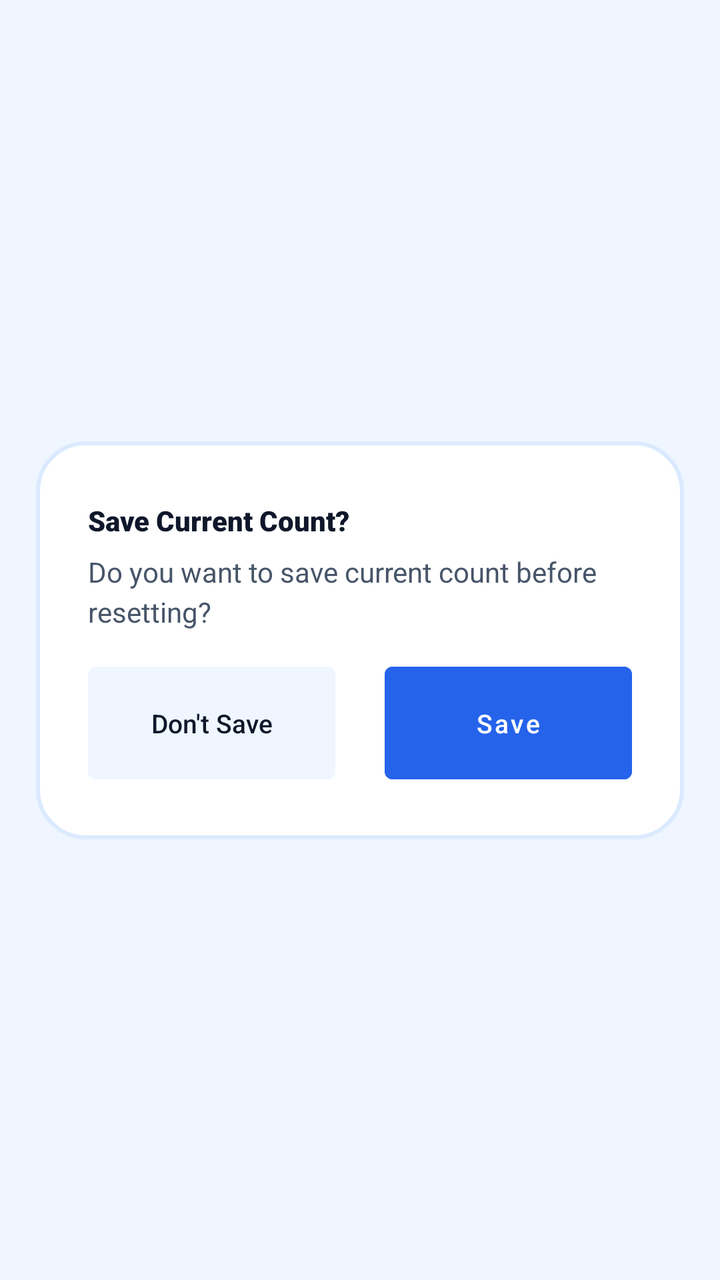
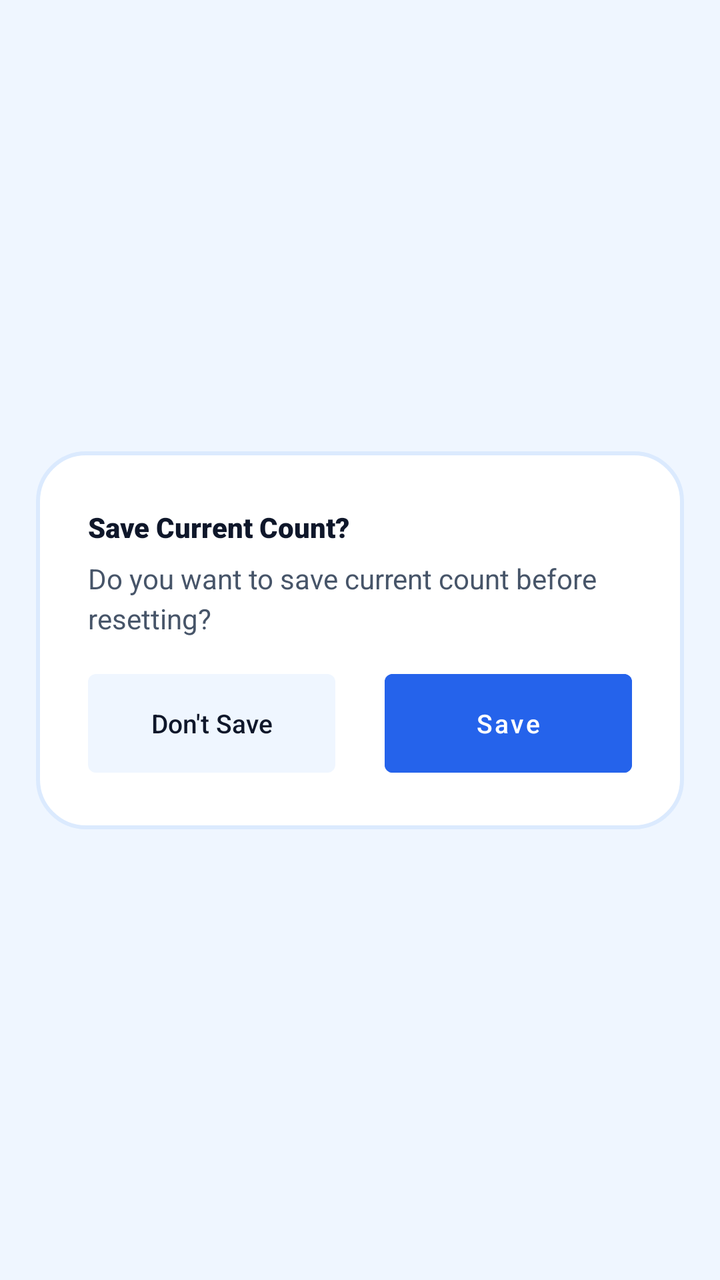

Two renders of the same Android screen: before a commit and after it. Below are the layout's source before the change and the commit's diff.
<!-- AndroidManifest.xml: application theme Theme.SmartTasbeeh -->
<!-- res/layout/dialog_save_before_reset.xml -->
<?xml version="1.0" encoding="utf-8"?>
<androidx.constraintlayout.widget.ConstraintLayout xmlns:android="http://schemas.android.com/apk/res/android"
    xmlns:app="http://schemas.android.com/apk/res-auto"
    android:layout_width="match_parent"
    android:layout_height="wrap_content"
    android:layout_gravity="center">

    <androidx.constraintlayout.widget.ConstraintLayout
        android:id="@+id/dialogBox"
        android:layout_width="0dp"
        android:layout_height="wrap_content"
        android:background="@drawable/dialog_background_premium"
        app:layout_constraintWidth_percent="0.90"
        app:layout_constraintStart_toStartOf="parent"
        app:layout_constraintEnd_toEndOf="parent"
        app:layout_constraintTop_toTopOf="parent"
        app:layout_constraintBottom_toBottomOf="parent">

        <androidx.constraintlayout.widget.Guideline
            android:id="@+id/guideStart"
            android:layout_width="wrap_content"
            android:layout_height="wrap_content"
            android:orientation="vertical"
            app:layout_constraintGuide_percent="0.08" />

        <androidx.constraintlayout.widget.Guideline
            android:id="@+id/guideEnd"
            android:layout_width="wrap_content"
            android:layout_height="wrap_content"
            android:orientation="vertical"
            app:layout_constraintGuide_percent="0.92" />

        <androidx.constraintlayout.widget.Guideline
            android:id="@+id/guideTop"
            android:layout_width="wrap_content"
            android:layout_height="wrap_content"
            android:orientation="horizontal"
            app:layout_constraintGuide_percent="0.15" />

        <androidx.constraintlayout.widget.Guideline
            android:id="@+id/guideBottom"
            android:layout_width="wrap_content"
            android:layout_height="wrap_content"
            android:orientation="horizontal"
            app:layout_constraintGuide_percent="0.85" />

        <TextView
            android:id="@+id/tvTitle"
            android:layout_width="0dp"
            android:layout_height="wrap_content"
            android:text="@string/dialog_save_before_reset_title"
            android:fontFamily="sans-serif-black"
            android:textColor="@color/text_primary"
            app:layout_constraintStart_toStartOf="@id/guideStart"
            app:layout_constraintEnd_toEndOf="@id/guideEnd"
            app:layout_constraintTop_toTopOf="@id/guideTop"/>

        <Space
            android:id="@+id/spaceTitleToMessage"
            android:layout_width="0dp"
            android:layout_height="0dp"
            app:layout_constraintDimensionRatio="H,40:1"
            app:layout_constraintStart_toStartOf="@id/guideStart"
            app:layout_constraintEnd_toEndOf="@id/guideEnd"
            app:layout_constraintTop_toBottomOf="@id/tvTitle" />

        <TextView
            android:id="@+id/tvMessage"
            android:layout_width="0dp"
            android:layout_height="wrap_content"
            android:text="@string/dialog_save_before_reset_message"
            android:textColor="@color/text_secondary"
            android:lineSpacingMultiplier="1.2"
            app:layout_constraintStart_toStartOf="@id/guideStart"
            app:layout_constraintEnd_toEndOf="@id/guideEnd"
            app:layout_constraintTop_toBottomOf="@id/spaceTitleToMessage" />

        <Space
            android:id="@+id/spaceMessageToButtons"
            android:layout_width="0dp"
            android:layout_height="0dp"
            app:layout_constraintDimensionRatio="H,15:1"
            app:layout_constraintStart_toStartOf="@id/guideStart"
            app:layout_constraintEnd_toEndOf="@id/guideEnd"
            app:layout_constraintTop_toBottomOf="@id/tvMessage" />

        <androidx.constraintlayout.widget.ConstraintLayout
            android:layout_width="0dp"
            android:layout_height="wrap_content"
            app:layout_constraintStart_toStartOf="@id/guideStart"
            app:layout_constraintEnd_toEndOf="@id/guideEnd"
            app:layout_constraintTop_toBottomOf="@id/spaceMessageToButtons"
            app:layout_constraintBottom_toBottomOf="@id/guideBottom">

            <androidx.appcompat.widget.AppCompatButton
                android:id="@+id/btnDontSave"
                android:layout_width="0dp"
                android:layout_height="0dp"
                android:text="@string/dialog_dont_save"
                android:textAllCaps="false"
                android:textColor="@color/text_primary"
                android:background="@drawable/selector_cancel_save"
                android:stateListAnimator="@null"
                android:minHeight="48dp"
                app:autoSizeTextType="uniform"
                app:autoSizeMinTextSize="10sp"
                app:autoSizeMaxTextSize="13sp"
                app:layout_constraintHeight_min="48dp"
                app:layout_constraintWidth_max="280dp"
                app:layout_constraintDimensionRatio="H,2.2:1"
                app:layout_constraintStart_toStartOf="parent"
                app:layout_constraintTop_toTopOf="parent"
                app:layout_constraintBottom_toBottomOf="parent"
                app:layout_constraintEnd_toStartOf="@+id/buttonGap"
                app:layout_constraintHorizontal_weight="1"/>

            <Space
                android:id="@+id/buttonGap"
                android:layout_width="0dp"
                android:layout_height="0dp"
                app:layout_constraintHorizontal_weight="0.2"
                app:layout_constraintStart_toEndOf="@id/btnDontSave"
                app:layout_constraintEnd_toStartOf="@+id/btnSave"
                app:layout_constraintTop_toTopOf="parent"
                app:layout_constraintBottom_toBottomOf="parent" />

            <Button
                android:id="@+id/btnSave"
                android:layout_width="0dp"
                android:layout_height="0dp"
                android:text="@string/dialog_save_confirm"
                android:textAllCaps="false"
                android:textColor="@color/white"
                android:backgroundTint="@color/tasbeeh_blue_primary"
                style="@style/Widget.MaterialComponents.Button.UnelevatedButton"
                android:insetTop="0dp"
                android:insetBottom="0dp"
                android:minHeight="48dp"
                app:autoSizeTextType="uniform"
                app:autoSizeMinTextSize="10sp"
                app:autoSizeMaxTextSize="13sp"
                app:layout_constraintHeight_min="48dp"
                app:layout_constraintWidth_max="280dp"
                app:layout_constraintDimensionRatio="H,2.2:1"
                app:layout_constraintEnd_toEndOf="parent"
                app:layout_constraintTop_toTopOf="parent"
                app:layout_constraintBottom_toBottomOf="parent"
                app:layout_constraintStart_toEndOf="@id/buttonGap"
                app:layout_constraintHorizontal_weight="1"/>

        </androidx.constraintlayout.widget.ConstraintLayout>

    </androidx.constraintlayout.widget.ConstraintLayout>
</androidx.constraintlayout.widget.ConstraintLayout>
<!-- resources referenced by this layout -->
<resources>
  <color name="tasbeeh_blue_primary">#2563EB</color>
  <color name="text_primary">#0F172A</color>
  <color name="text_secondary">#475569</color>
  <color name="white">#FFFFFFFF</color>
  <!-- drawable dialog_background_premium (drawable) -->
  <?xml version="1.0" encoding="utf-8"?>
  <shape xmlns:android="http://schemas.android.com/apk/res/android"
      android:shape="rectangle">
      <solid android:color="@color/card_background"/>
      <corners android:radius="24dp"/>
      <stroke android:width="2dp"
          android:color="@color/card_stroke_color"/>
  </shape>
  <!-- drawable selector_cancel_save (drawable) -->
  <?xml version="1.0" encoding="utf-8"?>
  <selector xmlns:android="http://schemas.android.com/apk/res/android">
      <item android:state_pressed="true">
          <shape android:shape="rectangle">
              <solid android:color="@color/cancel_btn_pressed_red"/> 
              <corners android:radius="4dp"/>
          </shape>
      </item>
      <item>
          <shape android:shape="rectangle">
              <solid android:color="@color/icon_btn_bg"/> 
              <corners android:radius="4dp"/>
          </shape>
      </item>
  </selector>
  <string name="dialog_dont_save">Don\'t Save</string>
  <string name="dialog_save_before_reset_message">Do you want to save current count before resetting?</string>
  <string name="dialog_save_before_reset_title">Save Current Count?</string>
  <string name="dialog_save_confirm">Save</string>
  <style name="Theme.SmartTasbeeh" parent="Base.Theme.SmartTasbeeh" />
  <color name="card_background">#FFFFFF</color>
  <color name="card_stroke_color">#DBEAFE</color>
  <color name="cancel_btn_pressed_red">#F69E98</color>
  <color name="icon_btn_bg">#EFF6FF</color>
  <style name="Base.Theme.SmartTasbeeh" parent="Theme.Material3.DayNight.NoActionBar">
          <item name="colorPrimary">@color/tasbeeh_blue_primary</item>
          <item name="colorPrimaryVariant">@color/tasbeeh_blue_dark</item>
          <item name="colorOnPrimary">@color/white</item>
  
          <item name="android:statusBarColor">@color/tasbeeh_blue_dark</item>
          <item name="android:windowLightStatusBar">false</item>
  
          <item name="android:windowBackground">@color/background_light</item>
          <item name="android:textColor">@color/text_primary</item>
      </style>
  <color name="tasbeeh_blue_dark">#1E3A8A</color>
  <color name="background_light">#EFF6FF</color>
</resources>

<!-- the commit's change to res/layout/dialog_save_before_reset.xml (unified diff, before → after) -->
@@ -107,7 +107,7 @@
                 app:autoSizeMaxTextSize="13sp"
                 app:layout_constraintHeight_min="48dp"
                 app:layout_constraintWidth_max="280dp"
-                app:layout_constraintDimensionRatio="H,2.2:1"
+                app:layout_constraintDimensionRatio="H,2.5:1"
                 app:layout_constraintStart_toStartOf="parent"
                 app:layout_constraintTop_toTopOf="parent"
                 app:layout_constraintBottom_toBottomOf="parent"
@@ -141,7 +141,7 @@
                 app:autoSizeMaxTextSize="13sp"
                 app:layout_constraintHeight_min="48dp"
                 app:layout_constraintWidth_max="280dp"
-                app:layout_constraintDimensionRatio="H,2.2:1"
+                app:layout_constraintDimensionRatio="H,2.5:1"
                 app:layout_constraintEnd_toEndOf="parent"
                 app:layout_constraintTop_toTopOf="parent"
                 app:layout_constraintBottom_toBottomOf="parent"
